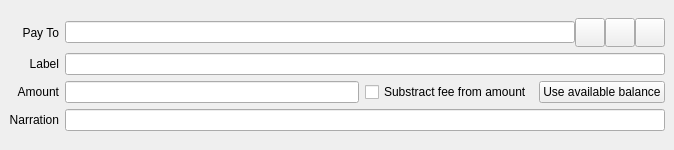
Qt form src/qt/forms/sendcoinsentry.ui (Bitcoin-Confidential/BitcoinC-Core) before a commit.
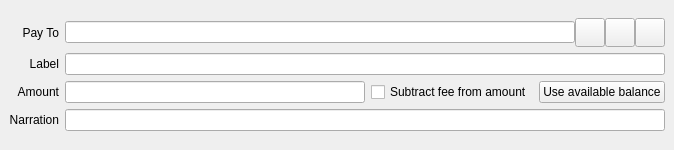
The same form after that commit. Icons and pictures are not drawn. Custom widgets are drawn as their Qt base class.

Commit message: qt: Fixed typo in sendcoins entry ui

```diff
--- a/src/qt/forms/sendcoinsentry.ui
+++ b/src/qt/forms/sendcoinsentry.ui
@@ -71,7 +71,7 @@
               </sizepolicy>
              </property>
              <property name="text">
-              <string>Substract fee from amount</string>
+              <string>Subtract fee from amount</string>
              </property>
             </widget>
            </item>
```
Left out of the diff: 2 changed lines with no effect on the pictures.
